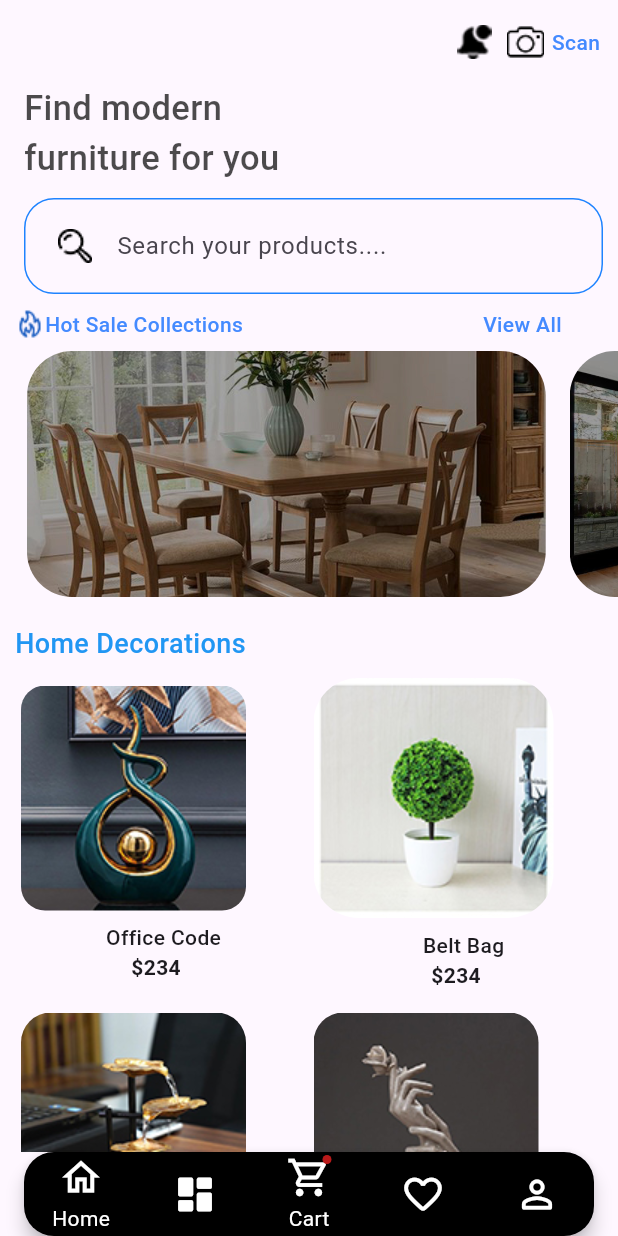
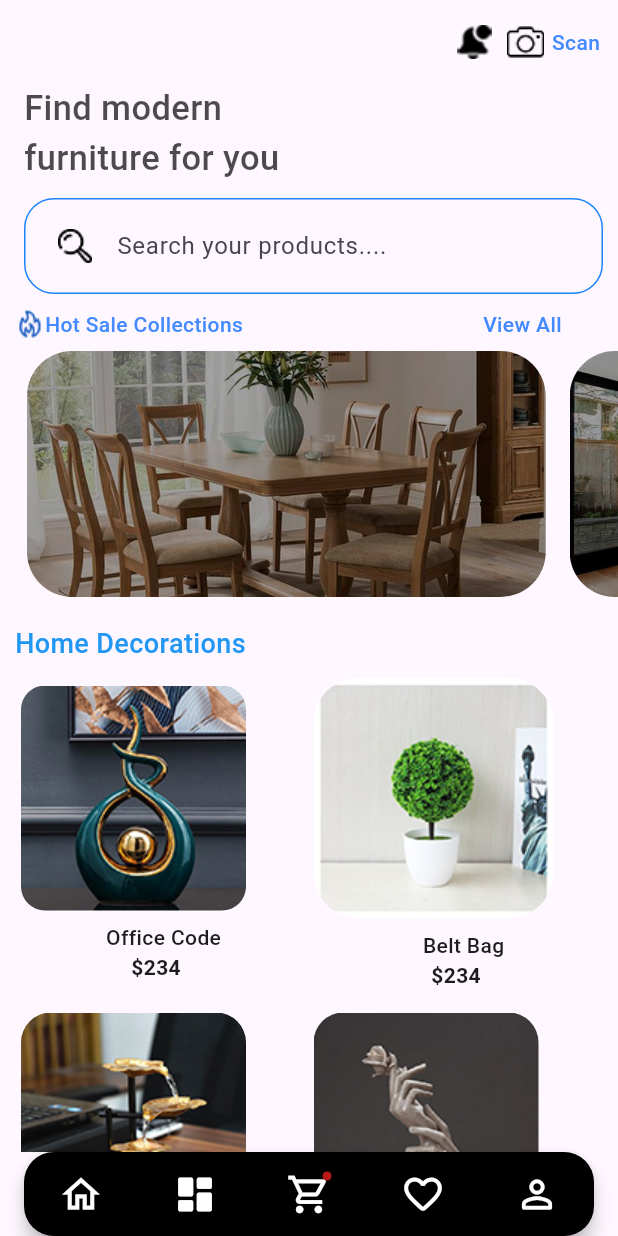
Before and after one commit to Tosin8/ktea, a Flutter app: the NavBarApp screen opened directly, on a phone screen of 412 x 824 dp. Run offline on Flutter 3.47's test engine with Material 3 defaults, Android fonts, the phone set to English and light mode, and no system bars; drawn by our look-alikes of custom_navigation_bar; our stand-ins replace animate_do, firebase_auth, firebase_core, get; missing offline and left inert: antdesign_icons; accounts and stored records are empty.

Commit message:
Update nav_bar.dart

```diff
--- a/lib/components/nav_bar.dart
+++ b/lib/components/nav_bar.dart
@@ -45,15 +45,15 @@ class _NavBarAppState extends State<NavBarApp> {
 
       size: 30,
        color: Colors.white,),
-       title: Text('Home', style: TextStyle(color: Colors.white),),
        ),
+
       CustomNavigationBarItem(icon: const Icon(Icons.dashboard_rounded,
       size: 30,
        color: Colors.white)),
        CustomNavigationBarItem(icon: const Icon(Icons.shopping_cart_outlined,
         size: 30,
         color: Colors.white, ),
-        title: Text('Cart', style: TextStyle(color: Colors.white),),
+
         badgeCount: 0,
          showBadge: true,
         ),
```
